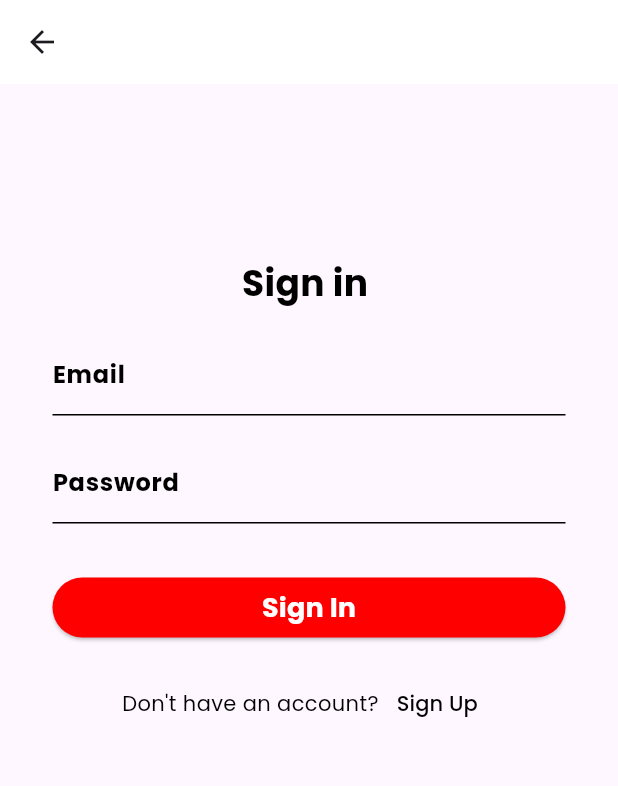
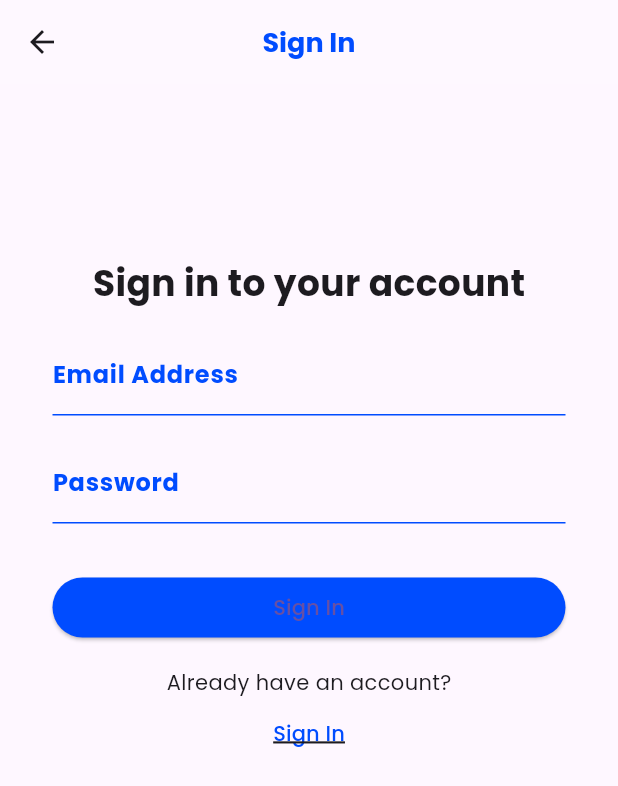
Before and after one commit to fyras23/flutter-app, a Flutter app: the SignInPage screen opened directly, on a phone screen of 412 x 824 dp. Shown: the top 786 px of the screen. Run offline on Flutter 3.47's test engine with Material 3 defaults, Android fonts, the phone set to English and light mode, and no system bars; our stand-ins replace multi_select_flutter; network calls fail.

Commit message:
flutter commit

```diff
--- a/lib/pages/attendance.dart
+++ b/lib/pages/attendance.dart
@@ -294,7 +294,7 @@ void addAttendance(Attendance attendance) async {
 },
                         title: Text('${snapshot.data![index].firstName} ${snapshot.data![index].lastName}'),
                         subtitle: Text(snapshot.data![index].classRoom!.name),
-
+                        leading: const Icon(Icons.person),
 
                         trailing: IconButton(
                          icon: const Icon(Icons.remove_red_eye),
--- a/lib/pages/class.dart
+++ b/lib/pages/class.dart
@@ -161,7 +161,7 @@ class _ClassPageState extends State<ClassPage> {
                         context: context,
                         builder: (context) {
                           return AlertDialog(
-                            backgroundColor: Color.fromARGB(255, 255, 255, 255),
+                            backgroundColor: Color(0xFFC7DAD5),
                             title: const Text('Add class'),
                             content: SizedBox(
                               width: 300,
--- a/lib/pages/class_students.dart
+++ b/lib/pages/class_students.dart
@@ -38,7 +38,7 @@ class _ClassStudentsPageState extends State<ClassStudentsPage> {
   @override
   Widget build(BuildContext context) {
     return Scaffold(
-       backgroundColor: Color.fromARGB(255, 255, 255, 255),
+       backgroundColor: Color(0xFF84a59d),
       appBar: AppBar(
         title: Text(
           widget.classRoom.name,
--- a/lib/pages/department_class.dart
+++ b/lib/pages/department_class.dart
@@ -25,7 +25,7 @@ class _DepartmentClassesPageState extends State<DepartmentClassesPage> {
   @override
   Widget build(BuildContext context) {
     return Scaffold(
-       backgroundColor: Color.fromARGB(255, 255, 255, 255),
+       backgroundColor: Color(0xFF84a59d),
       appBar: AppBar(
         title: Text(
           widget.department.name,
--- a/lib/pages/home.dart
+++ b/lib/pages/home.dart
@@ -84,7 +84,7 @@ class _HomePageState extends State<HomePage> {
       context: context,
       builder: (context) {
         return AlertDialog(
-           backgroundColor: Color.fromARGB(255, 255, 255, 255),
+           backgroundColor: Color(0xFFC7DAD5),
           title: const Text('Update student'),
           content: Form(
             key: _formKey,
--- a/lib/pages/sign_in.dart
+++ b/lib/pages/sign_in.dart
@@ -12,44 +12,35 @@ class SignInPage extends StatefulWidget {
   final TextEditingController emailController = TextEditingController();
   final TextEditingController passwordController = TextEditingController();
 
-  void login(BuildContext context) async {
+  void login() async {
     try {
       final signedInUser = await signIn(
         emailController.text,
         passwordController.text,
       );
       print('Signed in user: $signedInUser');
-      Navigator.push(
-        context,
-        MaterialPageRoute(builder: (context) => const HomePage()),
-      );
     } catch (e) {
       print('Failed to sign in user: $e');
-      // Display an error message to the user if login fails
-      ScaffoldMessenger.of(context).showSnackBar(
-        SnackBar(
-          content: Text('Failed to sign in. Please check your credentials.'),
-          backgroundColor: Colors.red,
-        ),
-      );
     }
   }
 }
 
 class _SignInPageState extends State<SignInPage> {
+  final _formKey = GlobalKey<FormState>();
   @override
   Widget build(BuildContext context) {
+
     return Scaffold(
       appBar: AppBar(
         title: const Text(
-          '',
+          'Sign In',
           style: TextStyle(
-            color: Colors.black, // Change app bar text color
+            color: Color(0xFF004CFF),
             fontSize: 18,
             fontWeight: FontWeight.bold,
           ),
         ),
-        backgroundColor: Colors.white,
+        backgroundColor: Colors.white10,
         elevation: 0.0,
         centerTitle: true,
       ),
@@ -58,45 +49,64 @@ class _SignInPageState extends State<SignInPage> {
         child: Column(
           children: [
             const SizedBox(height: 80.0),
-            const Text(
-              'Sign in ',
-              style: TextStyle(fontSize: 24.0, fontWeight: FontWeight.bold, color: Colors.black), // Change text color
-            ),
+            const Text('Sign in to your account',
+                style: TextStyle(fontSize: 24.0, fontWeight: FontWeight.bold)),
             const SizedBox(height: 16.0),
-            TextField(
+            Form(
+              key: _formKey,
+              child: Column(
+                children: [
+                  TextFormField(
                     controller: widget.emailController,
-              decoration: InputDecoration(
-                labelText: 'Email',
+                    keyboardType: TextInputType.emailAddress,
+                    validator: (value) {
+                      if (value == null || value.isEmpty) {
+                        return 'Please enter your email address';
+                      }
+                      return null;
+                    },
+                    decoration: const InputDecoration(
+                      labelText: 'Email Address',
                       labelStyle: TextStyle(
-                  color: Colors.black, // Change label text color
+                        color: Color(0xFF004CFF),
                         fontSize: 16,
                         fontWeight: FontWeight.bold,
                       ),
                       enabledBorder: UnderlineInputBorder(
-                  borderSide: BorderSide(color: Colors.black), // Change border color
+                        borderSide: BorderSide(color: Color(0xFF004CFF)),
                       ),
                       focusedBorder: UnderlineInputBorder(
-                  borderSide: BorderSide(color: Colors.black), // Change border color
+                        borderSide: BorderSide(color: Color(0xFF004CFF)),
                       ),
                     ),
                   ),
                   const SizedBox(height: 16.0),
-            TextField(
+                  TextFormField(
                     controller: widget.passwordController,
+                    keyboardType: TextInputType.visiblePassword,
+                    validator: (value) {
+                      if (value == null || value.isEmpty) {
+                        return 'Please enter your password';
+                      }
+                      return null;
+                    },
                     obscureText: true,
-              decoration: InputDecoration(
+                    decoration: const InputDecoration(
                       labelText: 'Password',
                       labelStyle: TextStyle(
-                  color: Colors.black, // Change label text color
+                        color: Color(0xFF004CFF),
                         fontSize: 16,
                         fontWeight: FontWeight.bold,
                       ),
                       enabledBorder: UnderlineInputBorder(
-                  borderSide: BorderSide(color: Colors.black), // Change border color
+                        borderSide: BorderSide(color: Color(0xFF004CFF)),
                       ),
                       focusedBorder: UnderlineInputBorder(
-                  borderSide: BorderSide(color: Colors.black), // Change border color
+                        borderSide: BorderSide(color: Color(0xFF004CFF)),
                       ),
+                    ),
+                  ),
+                ],
               ),
             ),
             const SizedBox(height: 32.0),
@@ -104,21 +114,26 @@ class _SignInPageState extends State<SignInPage> {
               width: double.infinity,
               child: ElevatedButton(
                 onPressed: () {
-                  widget.login(context);
+                  if (_formKey.currentState!.validate()) {
+                    widget.login();
+                    Navigator.push(
+                      context,
+                      MaterialPageRoute(
+                        builder: (context) => const HomePage(),
+                      ),
+                    );
+                  }
                 },
                 style: ButtonStyle(
                   backgroundColor: MaterialStateProperty.all<Color>(
-                    const Color.fromARGB(255, 255, 0, 0), // Change button background color
+                    const Color(0xFF004CFF),
                   ),
                 ),
-                child: const Text('Sign In', style: TextStyle(fontSize: 18, fontWeight: FontWeight.bold, color: Colors.white)), // Change button text color
+                child: const Text('Sign In'),
               ),
             ),
             const SizedBox(height: 16.0),
-            Row(
-              mainAxisAlignment: MainAxisAlignment.center,
-              children: [
-                const Text('Don\'t have an account?', style: TextStyle(color: Colors.black)), // Change text color
+            const Text('Already have an account?'),
             TextButton(
               onPressed: () {
                 Navigator.push(
@@ -128,9 +143,19 @@ class _SignInPageState extends State<SignInPage> {
                   ),
                 );
               },
-                  child: const Text('Sign Up', style: TextStyle(color: Color.fromARGB(255, 0, 0, 0))), // Change text color
+              style: ButtonStyle(
+                foregroundColor: MaterialStateProperty.all<Color>(
+                  const Color(0xFF004CFF),
                 ),
-              ],
+              ),
+              child: const Text(
+                'Sign In',
+                style: TextStyle(
+                  decoration: TextDecoration.underline,
+                  decorationStyle: TextDecorationStyle.solid,
+                  decorationThickness: 2.0,
+                ),
+              ),
             ),
           ],
         ),
```
Also changed, not shown: lib/pages/department.dart (+1 -6 lines), lib/pages/sign_up.dart (+109 -54 lines), lib/pages/subject.dart (+1 -6 lines). Lines whose indentation alone changed are shown as unchanged.
